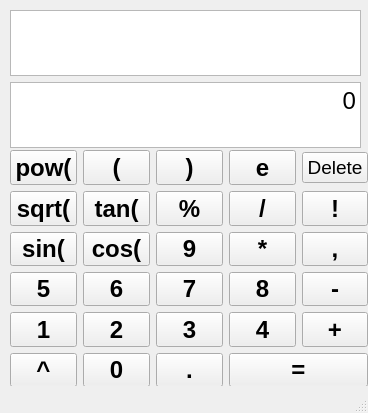
The window that Stack_Exercise/Caculator_QT_UI/Calculator/caculator.ui (jacktaolai/DataStructure) describes before a commit, drawn with Qt 5.
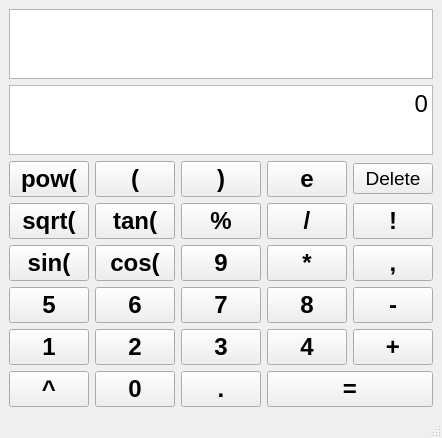
The same window after the commit. Icons and pictures are not drawn.

```diff
--- a/Stack_Exercise/Caculator_QT_UI/Calculator/caculator.ui
+++ b/Stack_Exercise/Caculator_QT_UI/Calculator/caculator.ui
@@ -6,23 +6,26 @@
    <rect>
     <x>0</x>
     <y>0</y>
-    <width>368</width>
-    <height>413</height>
+    <width>423</width>
+    <height>374</height>
    </rect>
   </property>
   <property name="windowTitle">
    <string>Caculator</string>
   </property>
+  <property name="windowIcon">
+   <iconset resource="qrc.qrc">
+    <normaloff>:/icons/icons/calculator.ico</normaloff>:/icons/icons/calculator.ico</iconset>
+  </property>
+  <property name="iconSize">
+   <size>
+    <width>256</width>
+    <height>256</height>
+   </size>
+  </property>
   <widget class="QWidget" name="centralwidget">
-   <widget class="QWidget" name="layoutWidget">
-    <property name="geometry">
-     <rect>
-      <x>10</x>
-      <y>10</y>
-      <width>351</width>
-      <height>138</height>
-     </rect>
-    </property>
+   <layout class="QGridLayout" name="gridLayout">
+    <item row="0" column="0">
     <layout class="QVBoxLayout" name="verticalLayout_2">
      <item>
       <widget class="QTextBrowser" name="display">
@@ -53,16 +56,8 @@
       </widget>
      </item>
     </layout>
-   </widget>
-   <widget class="QWidget" name="layoutWidget">
-    <property name="geometry">
-     <rect>
-      <x>10</x>
-      <y>150</y>
-      <width>358</width>
-      <height>236</height>
-     </rect>
-    </property>
+    </item>
+    <item row="1" column="0">
     <layout class="QGridLayout" name="gridLayout_4">
      <item row="3" column="2">
       <widget class="QPushButton" name="Button_mod">
@@ -454,7 +449,8 @@
       </widget>
      </item>
     </layout>
-   </widget>
+    </item>
+   </layout>
   </widget>
   <widget class="QStatusBar" name="statusbar"/>
  </widget>
```
Left out of the diff: 4 changed lines with no effect on the pictures. Lines whose indentation alone changed are shown as unchanged.
